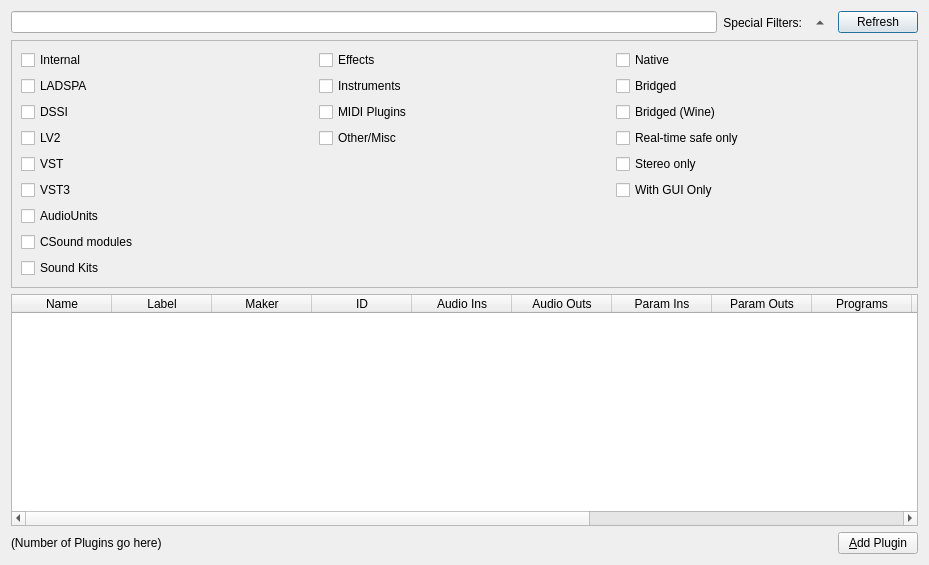
falkTX/Carla, file resources/ui/carla_database.ui: the form before one commit.
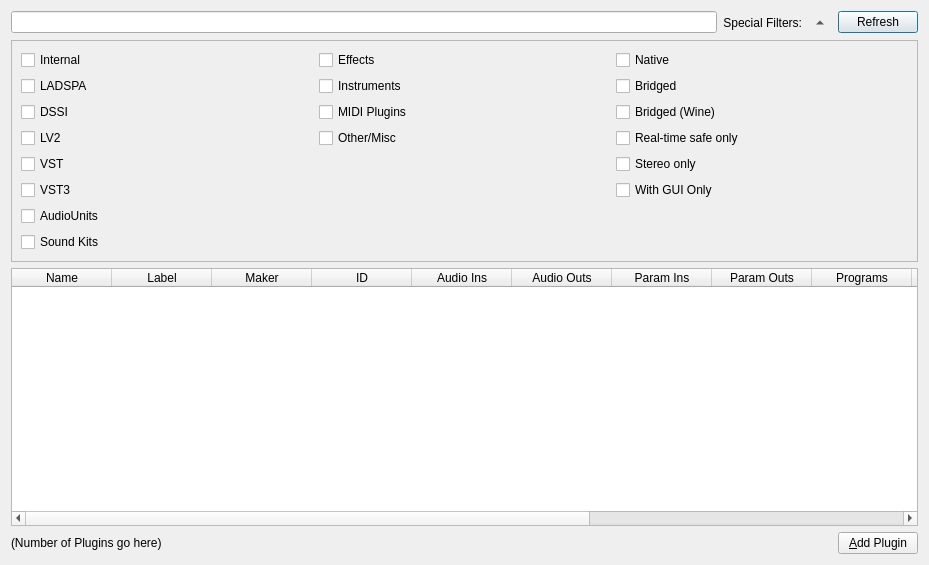
The form after the commit. Icons and pictures are not drawn.

Commit message: Remove leftover csound option in UI; Fix params division by 0

```diff
--- a/resources/ui/carla_database.ui
+++ b/resources/ui/carla_database.ui
@@ -166,20 +166,13 @@
         </property>
        </widget>
       </item>
-      <item row="8" column="0">
+      <item row="7" column="0">
        <widget class="QCheckBox" name="ch_kits">
         <property name="text">
          <string>Sound Kits</string>
         </property>
        </widget>
       </item>
-      <item row="7" column="0">
-       <widget class="QCheckBox" name="ch_csound">
-        <property name="text">
-         <string>CSound modules</string>
-        </property>
-       </widget>
-      </item>
       <item row="5" column="0">
        <widget class="QCheckBox" name="ch_vst3">
         <property name="text">
```
Left out of the diff: 84 changed lines with no effect on the pictures. The commit also changes 4 other files.
